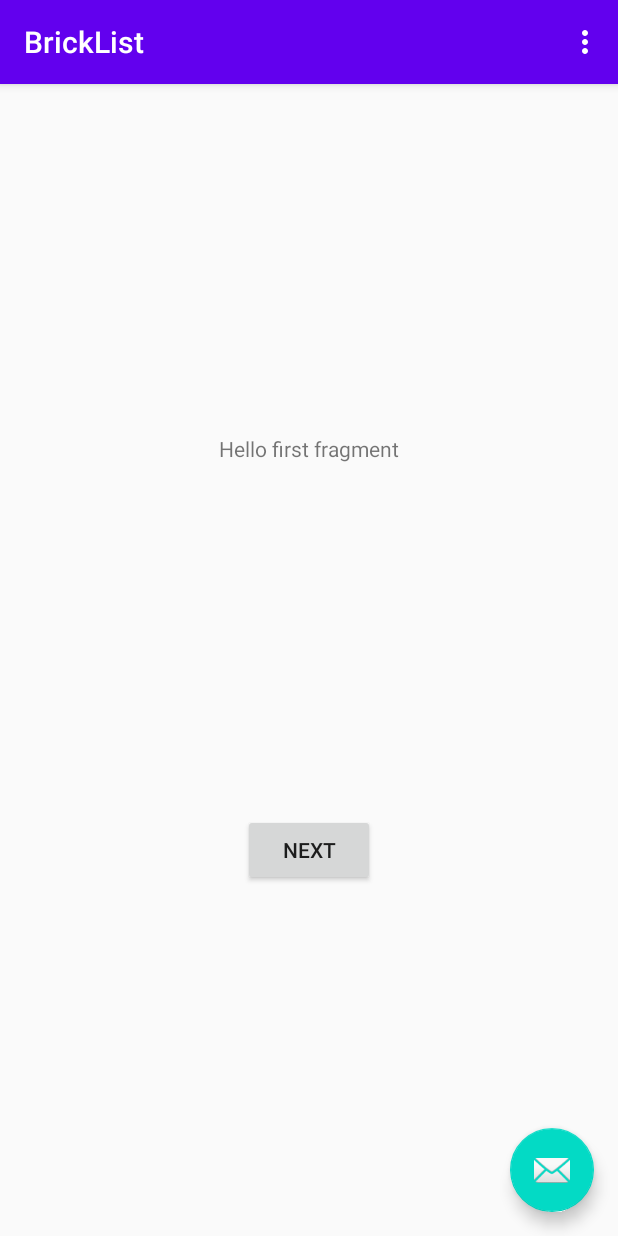
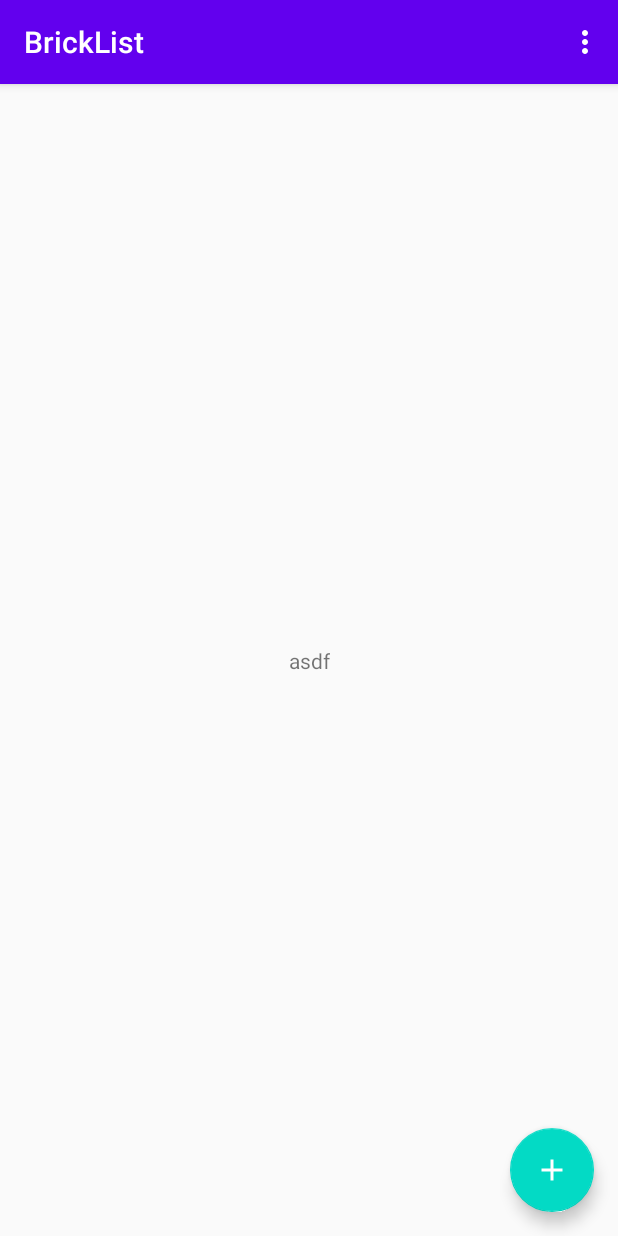
Before and after one commit to Ztrk/brick-list, an Android app: the screen it shows after launch (MainActivity), on a phone screen of 412 x 824 dp. Run offline under Robolectric (Android 15) with nearby library versions, the phone set to English and light mode, and no system bars.

```diff
--- a/app/src/main/java/com/example/bricklist/FirstFragment.kt
+++ /dev/null
@@ -1,31 +0,0 @@
-package com.example.bricklist
-
-import android.os.Bundle
-import androidx.fragment.app.Fragment
-import android.view.LayoutInflater
-import android.view.View
-import android.view.ViewGroup
-import android.widget.Button
-import androidx.navigation.fragment.findNavController
-
-/**
- * A simple [Fragment] subclass as the default destination in the navigation.
- */
-class FirstFragment : Fragment() {
-
-    override fun onCreateView(
-        inflater: LayoutInflater, container: ViewGroup?,
-        savedInstanceState: Bundle?
-    ): View? {
-        // Inflate the layout for this fragment
-        return inflater.inflate(R.layout.fragment_first, container, false)
-    }
-
-    override fun onViewCreated(view: View, savedInstanceState: Bundle?) {
-        super.onViewCreated(view, savedInstanceState)
-
-        view.findViewById<Button>(R.id.button_first).setOnClickListener {
-            findNavController().navigate(R.id.action_FirstFragment_to_SecondFragment)
-        }
-    }
-}
--- a/app/src/main/java/com/example/bricklist/MainActivity.kt
+++ b/app/src/main/java/com/example/bricklist/MainActivity.kt
@@ -1,7 +1,6 @@
 package com.example.bricklist
 
 import android.os.Bundle
-import com.google.android.material.snackbar.Snackbar
 import androidx.appcompat.app.AppCompatActivity
 import android.view.Menu
 import android.view.MenuItem
@@ -15,9 +14,8 @@ class MainActivity : AppCompatActivity() {
         setContentView(R.layout.activity_main)
         setSupportActionBar(toolbar)
 
-        fab.setOnClickListener { view ->
-            Snackbar.make(view, "Replace with your own action", Snackbar.LENGTH_LONG)
-                    .setAction("Action", null).show()
+        addInventoryButton.setOnClickListener { view ->
+
         }
     }
 
--- /dev/null
+++ b/app/src/main/res/drawable/ic_add_white_24dp.xml
@@ -0,0 +1,5 @@
+<vector android:height="24dp" android:tint="#FFFFFF"
+    android:viewportHeight="24.0" android:viewportWidth="24.0"
+    android:width="24dp" xmlns:android="http://schemas.android.com/apk/res/android">
+    <path android:fillColor="#FF000000" android:pathData="M19,13h-6v6h-2v-6H5v-2h6V5h2v6h6v2z"/>
+</vector>
--- a/app/src/main/res/layout/activity_main.xml
+++ b/app/src/main/res/layout/activity_main.xml
@@ -24,11 +24,11 @@
     <include layout="@layout/content_main"/>
 
     <com.google.android.material.floatingactionbutton.FloatingActionButton
-        android:id="@+id/fab"
+        android:id="@+id/addInventoryButton"
         android:layout_width="wrap_content"
         android:layout_height="wrap_content"
         android:layout_gravity="bottom|end"
         android:layout_margin="@dimen/fab_margin"
-        app:srcCompat="@android:drawable/ic_dialog_email" />
+        app:srcCompat="@drawable/ic_add_white_24dp" />
 
 </androidx.coordinatorlayout.widget.CoordinatorLayout>
--- a/app/src/main/res/layout/content_main.xml
+++ b/app/src/main/res/layout/content_main.xml
@@ -2,19 +2,18 @@
 <androidx.constraintlayout.widget.ConstraintLayout
     xmlns:android="http://schemas.android.com/apk/res/android"
     xmlns:app="http://schemas.android.com/apk/res-auto"
+    xmlns:tools="http://schemas.android.com/tools"
     android:layout_width="match_parent"
     android:layout_height="match_parent"
     app:layout_behavior="@string/appbar_scrolling_view_behavior">
 
-    <fragment
-        android:id="@+id/nav_host_fragment"
-        android:name="androidx.navigation.fragment.NavHostFragment"
-        android:layout_width="0dp"
-        android:layout_height="0dp"
-        app:layout_constraintLeft_toLeftOf="parent"
-        app:layout_constraintRight_toRightOf="parent"
-        app:layout_constraintTop_toTopOf="parent"
+    <TextView
+        android:id="@+id/textView"
+        android:layout_width="wrap_content"
+        android:layout_height="wrap_content"
+        android:text="asdf"
         app:layout_constraintBottom_toBottomOf="parent"
-        app:defaultNavHost="true"
-        app:navGraph="@navigation/nav_graph" />
+        app:layout_constraintEnd_toEndOf="parent"
+        app:layout_constraintStart_toStartOf="parent"
+        app:layout_constraintTop_toTopOf="parent" />
 </androidx.constraintlayout.widget.ConstraintLayout>
--- a/app/src/main/res/layout/fragment_first.xml
+++ /dev/null
@@ -1,31 +0,0 @@
-<?xml version="1.0" encoding="utf-8"?>
-<androidx.constraintlayout.widget.ConstraintLayout
-    xmlns:android="http://schemas.android.com/apk/res/android"
-    xmlns:app="http://schemas.android.com/apk/res-auto"
-    xmlns:tools="http://schemas.android.com/tools"
-    android:layout_width="match_parent"
-    android:layout_height="match_parent"
-    tools:context=".FirstFragment">
-
-    <TextView
-        android:id="@+id/textview_first"
-        android:layout_width="wrap_content"
-        android:layout_height="wrap_content"
-        android:text="@string/hello_first_fragment"
-        app:layout_constraintTop_toTopOf="parent"
-        app:layout_constraintStart_toStartOf="parent"
-        app:layout_constraintEnd_toEndOf="parent"
-        app:layout_constraintBottom_toTopOf="@id/button_first"
-        />
-
-    <Button
-        android:id="@+id/button_first"
-        android:layout_width="wrap_content"
-        android:layout_height="wrap_content"
-        android:text="@string/next"
-        app:layout_constraintTop_toBottomOf="@id/textview_first"
-        app:layout_constraintStart_toStartOf="parent"
-        app:layout_constraintEnd_toEndOf="parent"
-        app:layout_constraintBottom_toBottomOf="parent"
-        />
-</androidx.constraintlayout.widget.ConstraintLayout>
--- a/app/src/main/res/navigation/nav_graph.xml
+++ /dev/null
@@ -1,28 +0,0 @@
-<?xml version="1.0" encoding="utf-8"?>
-<navigation xmlns:android="http://schemas.android.com/apk/res/android"
-    xmlns:app="http://schemas.android.com/apk/res-auto"
-    xmlns:tools="http://schemas.android.com/tools"
-    android:id="@+id/nav_graph"
-    app:startDestination="@id/FirstFragment">
-
-    <fragment
-        android:id="@+id/FirstFragment"
-        android:name="com.example.bricklist.FirstFragment"
-        android:label="@string/first_fragment_label"
-        tools:layout="@layout/fragment_first" >
-
-        <action
-            android:id="@+id/action_FirstFragment_to_SecondFragment"
-            app:destination="@id/SecondFragment" />
-    </fragment>
-    <fragment
-        android:id="@+id/SecondFragment"
-        android:name="com.example.bricklist.SecondFragment"
-        android:label="@string/second_fragment_label"
-        tools:layout="@layout/fragment_second" >
-
-        <action
-            android:id="@+id/action_SecondFragment_to_FirstFragment"
-            app:destination="@id/FirstFragment" />
-    </fragment>
-</navigation>
--- a/app/src/main/res/values/strings.xml
+++ b/app/src/main/res/values/strings.xml
@@ -1,12 +1,4 @@
 <resources>
     <string name="app_name">BrickList</string>
     <string name="action_settings">Settings</string>
-    <!-- Strings used for fragments for navigation -->
-    <string name="first_fragment_label">First Fragment</string>
-    <string name="second_fragment_label">Second Fragment</string>
-    <string name="next">Next</string>
-    <string name="previous">Previous</string>
-
-    <string name="hello_first_fragment">Hello first fragment</string>
-    <string name="hello_second_fragment">Hello second fragment. Arg: %1$s</string>
 </resources>
```
Also changed, not shown: app/src/main/java/com/example/bricklist/Inventory.kt (added, +11 -0 lines), app/src/main/java/com/example/bricklist/InventoryPart.kt (added, +12 -0 lines), app/src/main/java/com/example/bricklist/SecondFragment.kt (deleted, +0 -31 lines), app/src/main/res/layout/fragment_second.xml (deleted, +0 -30 lines).
